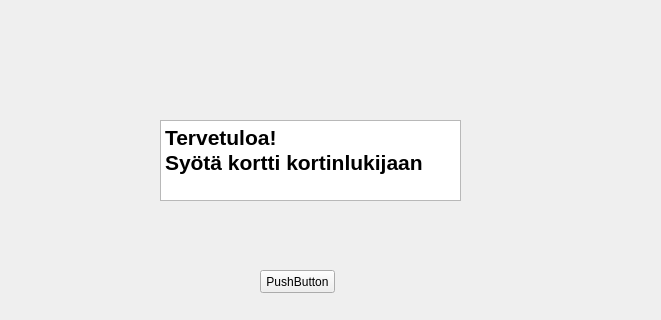
Old version of the form pankkiautomaatti/mainwindow.ui in the repository bank-2022/group12; both pictures show x 0 to 661 and y 0 to 320 of the 800 by 600 pixel window.
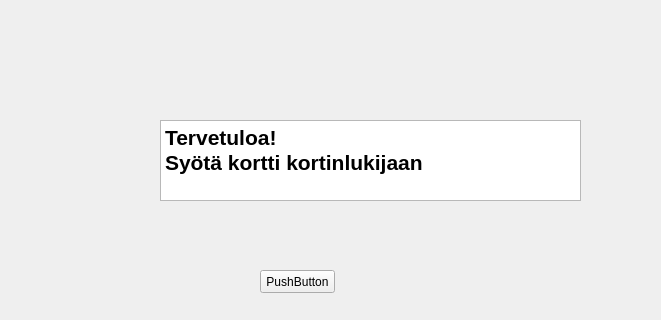
New version of the form.

What changed in the file:
```diff
--- a/pankkiautomaatti/mainwindow.ui
+++ b/pankkiautomaatti/mainwindow.ui
@@ -19,7 +19,7 @@
      <rect>
       <x>160</x>
       <y>120</y>
-      <width>301</width>
+      <width>421</width>
       <height>81</height>
      </rect>
     </property>
@@ -27,7 +27,7 @@
      <string>&lt;!DOCTYPE HTML PUBLIC &quot;-//W3C//DTD HTML 4.0//EN&quot; &quot;http://www.w3.org/TR/REC-html40/strict.dtd&quot;&gt;
 &lt;html&gt;&lt;head&gt;&lt;meta name=&quot;qrichtext&quot; content=&quot;1&quot; /&gt;&lt;style type=&quot;text/css&quot;&gt;
 p, li { white-space: pre-wrap; }
-&lt;/style&gt;&lt;/head&gt;&lt;body style=&quot; font-family:'MS Shell Dlg 2'; font-size:8.25pt; font-weight:400; font-style:normal;&quot;&gt;
+&lt;/style&gt;&lt;/head&gt;&lt;body style=&quot; font-family:'MS Shell Dlg 2'; font-size:7.8pt; font-weight:400; font-style:normal;&quot;&gt;
 &lt;p style=&quot; margin-top:0px; margin-bottom:0px; margin-left:0px; margin-right:0px; -qt-block-indent:0; text-indent:0px;&quot;&gt;&lt;span style=&quot; font-size:16pt; font-weight:600;&quot;&gt;Tervetuloa!&lt;/span&gt;&lt;/p&gt;
 &lt;p style=&quot; margin-top:0px; margin-bottom:0px; margin-left:0px; margin-right:0px; -qt-block-indent:0; text-indent:0px;&quot;&gt;&lt;span style=&quot; font-size:16pt; font-weight:600;&quot;&gt;Syötä kortti kortinlukijaan&lt;/span&gt;&lt;/p&gt;&lt;/body&gt;&lt;/html&gt;</string>
     </property>
```
Left out of the diff: 2 changed lines with no effect on the pictures.
